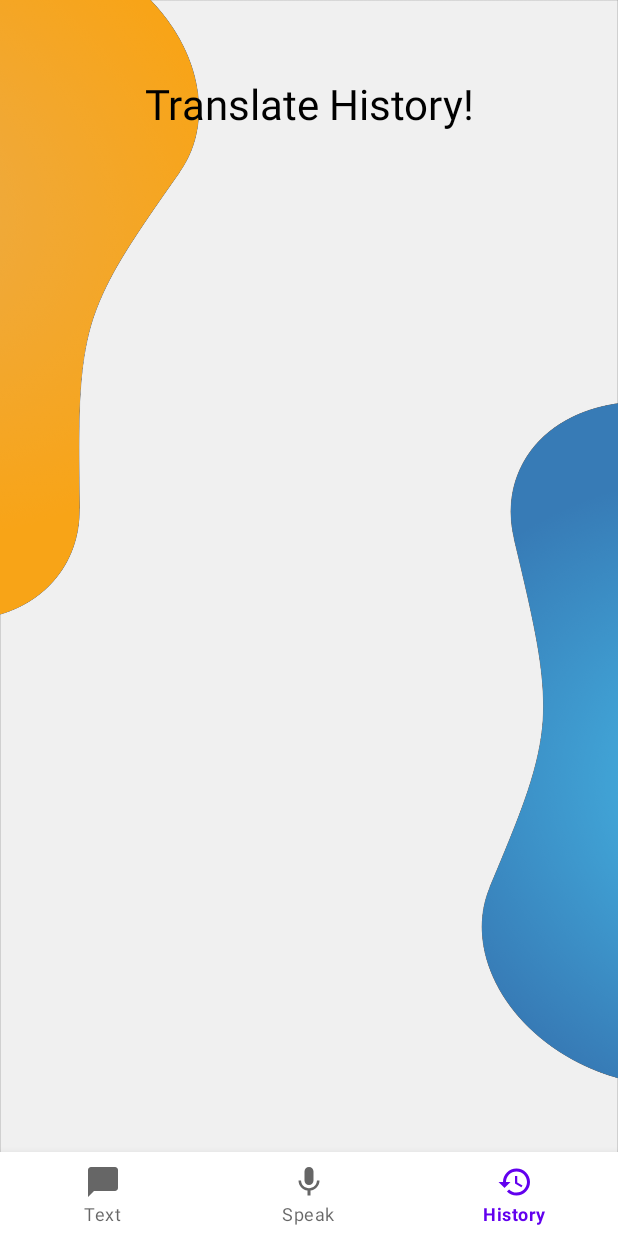
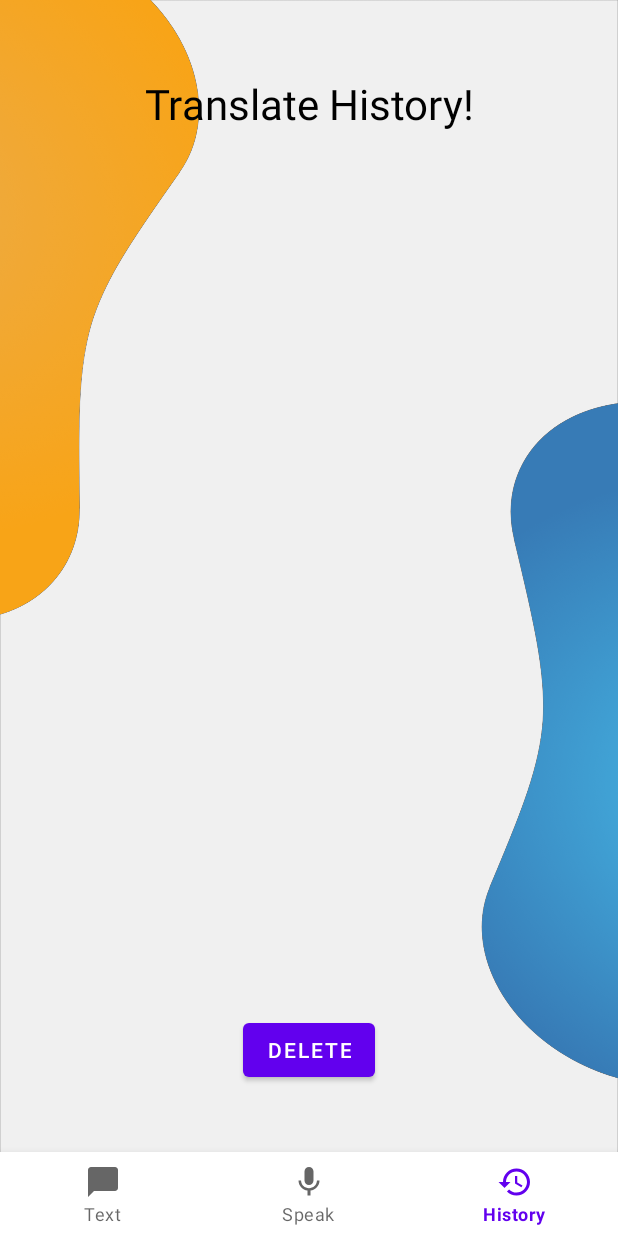
Before and after one commit to AtanasKr/Translate_App, an Android app: the screen it shows after launch (MainActivity), item 3 of the bottom bar chosen, on a phone screen of 412 x 824 dp. Run offline under Robolectric (Android 15) with nearby library versions, the phone set to English and light mode, and no system bars; our stand-ins replace navigation-ui; libraries missing offline, so code that uses them is left out: com.google.mlkit.common, com.google.mlkit.nl.

Commit message:
Fixing history fragment and adding delete functionality

```diff
--- a/app/build.gradle
+++ b/app/build.gradle
@@ -40,9 +40,9 @@ dependencies {
     implementation 'androidx.navigation:navigation-ui-ktx:2.3.5'
     implementation 'androidx.legacy:legacy-support-v4:1.0.0'
     implementation "androidx.media:media:1.3.0"
-    implementation "androidx.lifecycle:lifecycle-extensions:2.2.0"
+    //implementation "androidx.lifecycle:lifecycle-extensions:2.2.0"
     implementation "androidx.lifecycle:lifecycle-common-java8:2.3.1"
-    implementation "androidx.lifecycle:lifecycle-viewmodel-ktx:2.3.1"
+   // implementation "androidx.lifecycle:lifecycle-viewmodel-ktx:2.3.1"
     implementation 'com.google.mlkit:translate:16.1.2'
     testImplementation 'junit:junit:4.13.2'
     androidTestImplementation 'androidx.test.ext:junit:1.1.2'
--- a/app/src/main/java/com/example/translateapp/fragment_history.java
+++ b/app/src/main/java/com/example/translateapp/fragment_history.java
@@ -26,6 +26,8 @@ import android.view.Window;
 import android.view.WindowManager;
 import android.widget.AdapterView;
 import android.widget.ArrayAdapter;
+import android.widget.Button;
+import android.widget.LinearLayout;
 import android.widget.ListView;
 import android.widget.PopupMenu;
 import android.widget.PopupWindow;
@@ -45,7 +47,8 @@ public class fragment_history extends Fragment {
     static ArrayList<HistoryData> data = new ArrayList<>();
     private ListView historyHolder;
     static int counter=0;
-
+    Button delete;
+    static boolean deleter = false;
     // TODO: Rename parameter arguments, choose names that match
     // the fragment initialization parameters, e.g. ARG_ITEM_NUMBER
     private static final String ARG_PARAM1 = "param1";
@@ -97,6 +100,7 @@ public class fragment_history extends Fragment {
     @Override
     public void onViewCreated(@NonNull View view, @Nullable Bundle savedInstanceState) {
         historyHolder= (ListView) getView().findViewById(R.id.historyHolder);
+        delete = getView().findViewById(R.id.btn_delete);
         historyHolder.setOnItemClickListener(new AdapterView.OnItemClickListener() {
             @Override
             public void onItemClick(AdapterView<?> parent, View view, int position, long id) {
@@ -116,6 +120,7 @@ public class fragment_history extends Fragment {
                View popUpView = LayoutInflater.from(getActivity()).inflate(R.layout.pop_up,null);
                 TextView firstPreviewText = popUpView.findViewById(R.id.langPreview1);
                 TextView secondPreviewText = popUpView.findViewById(R.id.langPreview);
+                //Button delete = popUpView.findViewById(R.id.btnDelete);
                 firstPreviewText.setText(data.get(position).getFirstInput().substring(0, Math.min(data.get(position).getFirstInput().length(),10)) + "...");
                 secondPreviewText.setText(data.get(position).getSecondInput().substring(0, Math.min(data.get(position).getSecondInput().length(),10)) + "...");
                 Dialog builder = new Dialog(getActivity());
@@ -123,6 +128,7 @@ public class fragment_history extends Fragment {
                 builder.getWindow().setBackgroundDrawable(new ColorDrawable(Color.TRANSPARENT));
                 builder.setContentView(popUpView);
                 builder.show();
+
                 return true;
             }
         });
@@ -138,16 +144,27 @@ public class fragment_history extends Fragment {
         String lang2 = sharedPreferences.getString("secondLanguage","");
         String firstInput = sharedPreferences.getString("firstInput","");
         String secondInput = sharedPreferences.getString("secondInput","");
-        if((counter!=0)&&(!(data.get(counter-1).getLangName1().equals(lang1)&&data.get(counter-1).getLangName2().equals(lang2)&&data.get(counter-1).getFirstInput().equals(firstInput)&&data.get(counter-1).getSecondInput().equals(secondInput)))){
+        if(deleter==false&&(counter!=0)&&(!(data.get(counter-1).getLangName1().equals(lang1)&&data.get(counter-1).getLangName2().equals(lang2)&&data.get(counter-1).getFirstInput().equals(firstInput)&&data.get(counter-1).getSecondInput().equals(secondInput)))){
             counter++;
             data.add(new HistoryData(lang1,lang2,firstInput,secondInput,counter));
         }
-        if(counter==0&&(!firstInput.equals(""))){
+        if(deleter==false&&counter==0&&(!firstInput.equals(""))){
             data.add(new HistoryData(lang1,lang2,firstInput,secondInput,counter));
             counter++;
         }
         CustomAdapter adapter = new CustomAdapter(getContext(),data);
         historyHolder.setAdapter(adapter);
+        delete.setOnClickListener(new View.OnClickListener() {
+            @Override
+            public void onClick(View v) {
+                ArrayList<HistoryData> list = data;
+                data.removeAll(list);
+                counter = 0;
+                //data.clear();
+                adapter.notifyDataSetChanged();
+                deleter = true;
+            }
+        });
         super.onResume();
     }
 }
--- a/app/src/main/java/com/example/translateapp/fragment_speak.java
+++ b/app/src/main/java/com/example/translateapp/fragment_speak.java
@@ -113,6 +113,7 @@ public class fragment_speak extends Fragment {
                 speechToText.putExtra(RecognizerIntent.EXTRA_LANGUAGE_PREFERENCE, fragment_translate.getLanguageTag(getLang));
                 speechToText.putExtra(RecognizerIntent.EXTRA_ONLY_RETURN_LANGUAGE_PREFERENCE,fragment_translate.getLanguageTag(getLang));
                 startActivityForResult(speechToText,RECOGNIZE_RESULT);
+                fragment_history.deleter = false;
             }
         });
         super.onViewCreated(view, savedInstanceState);
@@ -185,6 +186,8 @@ public class fragment_speak extends Fragment {
                                            editor.putString("firstInput",matches.get(0));
                                            editor.putString("secondInput",s);
                                            editor.apply();
+                                           fragment_history.counter++;
+                                           fragment_history.data.add(new HistoryData(speakLang1.getSelectedItem().toString(),speakLang2.getSelectedItem().toString(),matches.get(0),s,fragment_history.counter));
                                            Log.d("testLang", s);
                                        }
                                    }).addOnFailureListener(new OnFailureListener() {
--- a/app/src/main/java/com/example/translateapp/fragment_translate.java
+++ b/app/src/main/java/com/example/translateapp/fragment_translate.java
@@ -121,6 +121,7 @@ public class fragment_translate extends Fragment {
                 TranslatorOptions source = new TranslatorOptions.Builder().setSourceLanguage(TranslateLanguage.fromLanguageTag(getLanguageTag(langName1.getText().toString()))).setTargetLanguage(TranslateLanguage.fromLanguageTag(getLanguageTag(langName2.getText().toString()))).build();
                 final Translator translator = Translation.getClient(source);
                 DownloadConditions conditions = new DownloadConditions.Builder().requireWifi().build();
+                fragment_history.deleter = false;
                 translator.downloadModelIfNeeded(conditions).addOnSuccessListener(new OnSuccessListener<Void>() {
                     @Override
                     public void onSuccess(Void aVoid) {
@@ -138,9 +139,12 @@ public class fragment_translate extends Fragment {
                     @Override
                     public void onSuccess(String s) {
                         setTranslatedText.setText(s);
-                        editor.putString("firstLanguage",lang1.getSelectedItem().toString());
+                        //TODO MAKE HISTORY LONGER
+                        fragment_history.counter++;
+                        fragment_history.data.add(new HistoryData(lang1.getSelectedItem().toString(),lang2.getSelectedItem().toString(),textInput.getText().toString(),setTranslatedText.getText().toString(),fragment_history.counter));
+                        editor.putString("firstLanguage" ,lang1.getSelectedItem().toString());
                         editor.putString("secondLanguage",lang2.getSelectedItem().toString());
-                        editor.putString("firstInput",textInput.getText().toString());
+                        editor.putString("firstInput" ,textInput.getText().toString());
                         editor.putString("secondInput",setTranslatedText.getText().toString());
                         editor.apply();
                     }
--- a/app/src/main/res/layout/fragment_history.xml
+++ b/app/src/main/res/layout/fragment_history.xml
@@ -30,10 +30,20 @@
             android:layout_width="match_parent"
             android:layout_height="0dp"
             android:layout_marginTop="50dp"
-            android:layout_marginBottom="80dp"
-            app:layout_constraintBottom_toBottomOf="parent"
+            android:layout_marginBottom="30dp"
+            app:layout_constraintBottom_toTopOf="@+id/btn_delete"
             app:layout_constraintEnd_toEndOf="parent"
             app:layout_constraintStart_toStartOf="parent"
             app:layout_constraintTop_toBottomOf="@+id/textView3" />
+
+        <Button
+            android:id="@+id/btn_delete"
+            android:layout_width="wrap_content"
+            android:layout_height="wrap_content"
+            android:layout_marginBottom="100dp"
+            android:text="Delete"
+            app:layout_constraintBottom_toBottomOf="parent"
+            app:layout_constraintEnd_toEndOf="parent"
+            app:layout_constraintStart_toStartOf="parent" />
     </androidx.constraintlayout.widget.ConstraintLayout>
 </FrameLayout>
--- a/app/src/main/res/layout/pop_up.xml
+++ b/app/src/main/res/layout/pop_up.xml
@@ -48,4 +48,5 @@
         app:layout_constraintStart_toEndOf="@+id/langPreview1"
         app:layout_constraintTop_toTopOf="parent"
         app:srcCompat="@android:drawable/ic_menu_send" />
+
 </androidx.constraintlayout.widget.ConstraintLayout>
```
